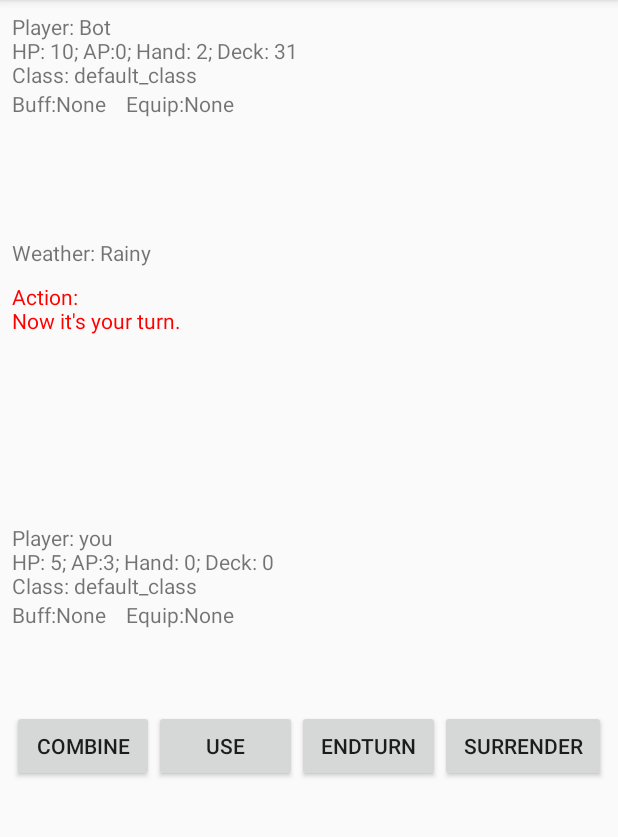
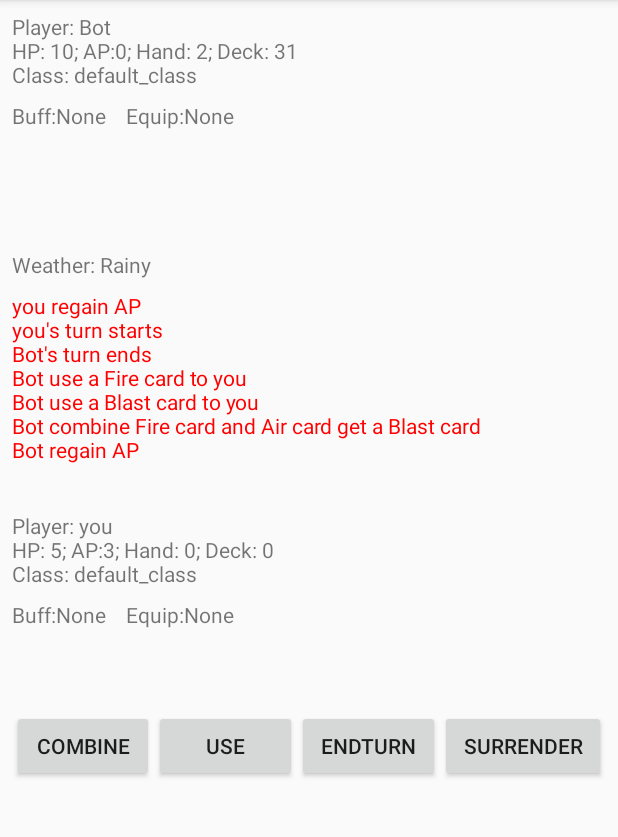
Before and after one commit to flycounter/CS446, an Android app: the SingleGameActivity screen opened directly, with no data from a screen before it, after a tap on "SURRENDER", on a phone screen of 412 x 824 dp, the part 84-921 px from its top. Run offline under Robolectric (Android 15) with nearby library versions, the phone set to English and light mode, and no system bars; libraries missing offline, so code that uses them is left out: org.greenrobot.greendao; 7 statements that could not run were skipped; 2 other taps on this screen came first.

Commit message:
fixed all shit

```diff
--- a/SuperCardGame/app/src/main/java/cs446_w2018_group3/supercardgame/model/Game.java
+++ b/SuperCardGame/app/src/main/java/cs446_w2018_group3/supercardgame/model/Game.java
@@ -3,6 +3,7 @@ package cs446_w2018_group3.supercardgame.model;
 import android.arch.lifecycle.LiveData;
 import android.util.Log;
 
+import java.util.ArrayList;
 import java.util.List;
 import java.util.Random;
 
@@ -86,7 +87,7 @@ public class Game {
 
     public void playerTurnStart(Player player) throws PlayerCanNotEnterTurnException, PlayerNotFoundException {
         String msg;
-        msg = player.getName() + " turn starts";
+        msg = player.getName() + "'s turn starts";
         gameRuntime.updateLogInfo(msg);
         Log.i(TAG, "game model: playerTurnStart");
         beforePlayerTurnStart(player);
@@ -108,7 +109,7 @@ public class Game {
     }
 
     public void playerTurnEnd(Player player) throws PlayerNotFoundException {
-        String msg = player.getName() + "turn ends";
+        String msg = player.getName() + "'s turn ends";
         gameRuntime.updateLogInfo(msg);
         Log.i(TAG, "game model: playerTurnEnd");
         // nothing to do at this moment?
@@ -146,7 +147,7 @@ public class Game {
         gameRuntime.updateLogInfo(msg);
     }
 
-    public void playerCombineElementsEventHandler(Player player, List<ElementCard> cards)
+    public void combineCard(Player player, List<ElementCard> cards)
             throws PlayerInsufficientApException, PlayerNotFoundException, CardNotFoundException, ElementCardsCanNotCombineException {
 
         // validation
@@ -166,13 +167,22 @@ public class Game {
             throw new ElementCardsCanNotCombineException(cards);
         }
 
+        Log.i(TAG, String.format("card combination: %s + %s -> %s", cards.get(0).getCardType(), cards.get(1).getCardType(), cardType));
+
         player.setAP(player.getAP() - PLAYER_COMBINE_ELEMENT_COST);
         String msg = player.getName() + " combine ";
         msg = msg + cards.get(0).getCardType().toString() + " card and " + cards.get(1).getCardType().toString();
         msg = msg + " card get a " + newCard.getCardType().toString() + " card";
-        player.addCardToHand(newCard);
         player.removeCardFromHand(cards.get(0));
         player.removeCardFromHand(cards.get(1));
+        player.addCardToHand(newCard);
+
+        // debug log
+        String cardIdsInHand = "";
+        for (Card card: player.getHand()) {
+            cardIdsInHand += String.format("[%s: %s], ", card.getCardType(), card.getId());
+        }
+        Log.i(TAG, "cards in hand: " + cardIdsInHand);
 
         // update LiveData
         gameRuntime.updatePlayer(player);
--- a/SuperCardGame/app/src/main/java/cs446_w2018_group3/supercardgame/model/cards/Card.java
+++ b/SuperCardGame/app/src/main/java/cs446_w2018_group3/supercardgame/model/cards/Card.java
@@ -43,7 +43,6 @@ import cs446_w2018_group3.supercardgame.model.Translate;
 public abstract class Card {
     private static final String TAG = Card.class.getName();
 
-    private static int index = 0;
     private final int id;
     private final Translate.CardType cardType;
     private static final int DEFAULT_COST = 1;
@@ -57,8 +56,7 @@ public abstract class Card {
 
     public Card(Translate.CardType cardType) {
         this.cardType = cardType;
-        this.id = index;
-        index++;
+        this.id = Counter.getNextIndex();
     }
 
     public int getCost() { return DEFAULT_COST; }
--- /dev/null
+++ b/SuperCardGame/app/src/main/java/cs446_w2018_group3/supercardgame/model/cards/Counter.java
@@ -0,0 +1,13 @@
+package cs446_w2018_group3.supercardgame.model.cards;
+
+/**
+ * Created by JarvieK on 2018/3/29.
+ */
+
+public class Counter {
+    private static int index = 0;
+
+    public static int getNextIndex() {
+        return ++index;
+    }
+}
--- a/SuperCardGame/app/src/main/java/cs446_w2018_group3/supercardgame/model/network/RemoteGameEventListener.java
+++ b/SuperCardGame/app/src/main/java/cs446_w2018_group3/supercardgame/model/network/RemoteGameEventListener.java
@@ -10,7 +10,7 @@ import cs446_w2018_group3.supercardgame.util.events.GameEvent.GameEvent;
  */
 
 public interface RemoteGameEventListener {
-    void onGameEventReceived(GameEvent e);
+    void onRemoteGameEventReceived(GameEvent e);
     void onSyncDataReceived(GameRuntimeData gameRuntimeData);
     void onPlayerDataReceived(Player player);
     void onFieldDataReceived(GameField gameField);
--- a/SuperCardGame/app/src/main/java/cs446_w2018_group3/supercardgame/network/Connection/P2pHost.java
+++ b/SuperCardGame/app/src/main/java/cs446_w2018_group3/supercardgame/network/Connection/P2pHost.java
@@ -58,7 +58,7 @@ public class P2pHost implements IHost {
 
             @Override
             public void onMessage(WebSocket conn, String message) {
-                Log.i(TAG, "onMessage: " + conn + " " + message);
+                Log.i(TAG, "onErrorMessage: " + conn + " " + message);
 
                 if (mMessageConnector != null) {
                     mMessageConnector.onMessage(conn, message);
--- a/SuperCardGame/app/src/main/java/cs446_w2018_group3/supercardgame/runtime/GameEventHandler.java
+++ b/SuperCardGame/app/src/main/java/cs446_w2018_group3/supercardgame/runtime/GameEventHandler.java
@@ -46,7 +46,7 @@ public class GameEventHandler implements IGameEventHandler {
 
         if (mErrorMessageListener != null) {
             Log.i(TAG, "error message delivery to " + mErrorMessageListener);
-            mErrorMessageListener.onMessage(err.getMessage());
+            mErrorMessageListener.onErrorMessage(err.getMessage());
         }
     }
 
@@ -87,7 +87,7 @@ public class GameEventHandler implements IGameEventHandler {
                 cards.add((ElementCard) Game.getCardInHand(player, cardId));
             }
 
-            game.playerCombineElementsEventHandler(player, cards);
+            game.combineCard(player, cards);
         }
         catch (GameStateException | PlayerActionException err) {
             deliverErrorMessage(err);
--- a/SuperCardGame/app/src/main/java/cs446_w2018_group3/supercardgame/runtime/GameRuntime.java
+++ b/SuperCardGame/app/src/main/java/cs446_w2018_group3/supercardgame/runtime/GameRuntime.java
@@ -5,6 +5,7 @@ import android.arch.lifecycle.MutableLiveData;
 import android.os.Looper;
 import android.util.Log;
 
+import java.util.ArrayList;
 import java.util.Arrays;
 import java.util.List;
 
@@ -34,11 +35,12 @@ public class GameRuntime implements GameStateControl {
     private final MutableLiveData<Player> localPlayer = new MutableLiveData<>();
     private final MutableLiveData<Player> otherPlayer = new MutableLiveData<>();
     private final MutableLiveData<GameField> mGameField = new MutableLiveData<>();
-    private final MutableLiveData<String> logInfo = new MutableLiveData<>();
+    private final MutableLiveData<List<String>> logInfo = new MutableLiveData<>();
 
 
     public GameRuntime() {
         gameModel.bind(this);
+        logInfo.setValue(new ArrayList<>());
     }
 
     public void setGameStateChangeListener(GameFSM.GameStateChangeListener gameStateChangeListener) {
@@ -62,6 +64,7 @@ public class GameRuntime implements GameStateControl {
         updateCurrPlayer(gameRuntimeData.getCurrPlayer());
         updateGameField(gameRuntimeData.getGameField());
         fsm.setState(gameRuntimeData.getGameState());
+        setLogInfo(gameRuntimeData.getLogInfo());
         Log.i(TAG, "game runtime data refreshed");
     }
 
@@ -142,7 +145,7 @@ public class GameRuntime implements GameStateControl {
         return mGameField;
     }
 
-    public LiveData<String> getLogInfo() { return logInfo; }
+    public LiveData<List<String>> getLogInfo() { return logInfo; }
 
     public void updateGameField(GameField gameField) {
         if (Looper.myLooper() == Looper.getMainLooper())
@@ -151,9 +154,19 @@ public class GameRuntime implements GameStateControl {
     }
 
     public void updateLogInfo(String msg) {
+        List<String> newval = logInfo.getValue();
+        if (newval == null) {
+            newval = new ArrayList<>();
+        }
+
+        newval.add(0, msg);
+        setLogInfo(newval);
+    }
+
+    public void setLogInfo(List<String> logInfo) {
         if (Looper.myLooper() == Looper.getMainLooper())
-            logInfo.setValue(msg);
-        else logInfo.postValue(msg);
+            this.logInfo.setValue(logInfo);
+        else this.logInfo.postValue(logInfo);
     }
 
     Game getGameModel() {
@@ -161,7 +174,7 @@ public class GameRuntime implements GameStateControl {
     }
 
     public GameRuntimeData getSyncData() {
-        return new GameRuntimeData(localPlayer.getValue(), otherPlayer.getValue(), currPlayer, mGameField.getValue(), fsm.getState());
+        return new GameRuntimeData(localPlayer.getValue(), otherPlayer.getValue(), currPlayer, mGameField.getValue(), fsm.getState(), logInfo.getValue());
     }
 
     @Override
--- a/SuperCardGame/app/src/main/java/cs446_w2018_group3/supercardgame/util/events/GameEvent/playerevent/actionevent/PlayerCombineElementEvent.java
+++ b/SuperCardGame/app/src/main/java/cs446_w2018_group3/supercardgame/util/events/GameEvent/playerevent/actionevent/PlayerCombineElementEvent.java
@@ -1,5 +1,6 @@
 package cs446_w2018_group3.supercardgame.util.events.GameEvent.playerevent.actionevent;
 
+import java.util.ArrayList;
 import java.util.List;
 
 /**
@@ -11,7 +12,8 @@ public class PlayerCombineElementEvent extends ActionEvent {
 
     public PlayerCombineElementEvent(int playerId, List<Integer> cardIds) {
         super(EventCode.PLAYER_COMBINE_ELEMENT, playerId);
-        this.cardIds = cardIds;
+        this.cardIds = new ArrayList<>();
+        this.cardIds.addAll(cardIds);
     }
 
     public List<Integer> getCardIds() { return cardIds; }
--- a/SuperCardGame/app/src/main/java/cs446_w2018_group3/supercardgame/util/listeners/ActionLog.java
+++ b/SuperCardGame/app/src/main/java/cs446_w2018_group3/supercardgame/util/listeners/ActionLog.java
@@ -44,7 +44,7 @@ public class ActionLog implements LocalGameEventListener, RemoteGameEventListene
         updateActionLog(msg);
     }
 
-    public void onGameEventReceived(GameEvent e){
+    public void onRemoteGameEventReceived(GameEvent e){
 
     }
 
--- a/SuperCardGame/app/src/main/java/cs446_w2018_group3/supercardgame/util/listeners/ErrorMessageListener.java
+++ b/SuperCardGame/app/src/main/java/cs446_w2018_group3/supercardgame/util/listeners/ErrorMessageListener.java
@@ -5,5 +5,5 @@ package cs446_w2018_group3.supercardgame.util.listeners;
  */
 
 public interface ErrorMessageListener {
-    void onMessage(String message);
+    void onErrorMessage(String message);
 }
--- a/SuperCardGame/app/src/main/java/cs446_w2018_group3/supercardgame/view/game/GameActivity.java
+++ b/SuperCardGame/app/src/main/java/cs446_w2018_group3/supercardgame/view/game/GameActivity.java
@@ -8,6 +8,7 @@ import android.os.Handler;
 import android.support.annotation.Nullable;
 import android.support.v7.app.AppCompatActivity;
 import android.os.Bundle;
+import android.text.TextUtils;
 import android.util.DisplayMetrics;
 import android.util.Log;
 import android.view.View;
@@ -123,13 +124,14 @@ public abstract class GameActivity extends AppCompatActivity implements StateEve
             public void onClick(View v) {
                 int size = chosenCard.size();
                 if (size != 2) {
-                    actionLog.setText("Action:\nInvalid command,you have to choose exactly two element card to combine");
+                    showErrorMessage("you have to choose exactly two element cards to combine");
                 } else {
                     if (gameMode == 3) {
                         stepCount += 1;
                         actionLog.performClick();
                         combine.setEnabled(false);
                     }
+                    Log.i(TAG, "chosen cards: " + chosenCard);
                     viewModel.combineCards(chosenCard);
                 }
             }
@@ -139,10 +141,10 @@ public abstract class GameActivity extends AppCompatActivity implements StateEve
             public void onClick(View v) {
                 int size = chosenCard.size();
                 if (size < 1) {
-                    actionLog.setText("Action:\nInvalid command,you have to choose at least one card to use.");
+                    showErrorMessage("you have to choose at least one card to use");
                     return;
                 } else if (size > 1) {
-                    actionLog.setText("Action:\nInvalid command,you can only use one card each time.");
+                    showErrorMessage("you can only use one card each time");
                     return;
                 }
 
@@ -163,7 +165,7 @@ public abstract class GameActivity extends AppCompatActivity implements StateEve
         endTurn.setOnClickListener(new View.OnClickListener() {
             @Override
             public void onClick(View v) {
-                actionLog.setText("Action:\nYou end the turn,now is your opponent's turn.");
+                showErrorMessage("You end the turn, now is your opponent's turn");
                 combine.setEnabled(false);
                 use.setEnabled(false);
                 endTurn.setEnabled(false);
@@ -295,10 +297,10 @@ public abstract class GameActivity extends AppCompatActivity implements StateEve
             }
         });
 
-        viewModel.getActionLogMessage().observe(this, new Observer<String>() {
+        viewModel.getActionLogMessage().observe(this, new Observer<List<String>>() {
             @Override
-            public void onChanged(@Nullable String s) {
-                actionLog.setText(s);
+            public void onChanged(@Nullable List<String> strings) {
+                actionLog.setText(TextUtils.join("\n", strings));
             }
         });
     }
@@ -483,6 +485,10 @@ public abstract class GameActivity extends AppCompatActivity implements StateEve
         }
     }
 
+    private void showErrorMessage(String message) {
+        Toast.makeText(this, message, Toast.LENGTH_SHORT).show();
+    }
+
     @Override
     public void onTurnStart(TurnStartEvent e) {
         Log.i(TAG, String.format("TurnStartEvent, playerId: %s, receiverId: %s",
@@ -494,12 +500,12 @@ public abstract class GameActivity extends AppCompatActivity implements StateEve
             public void run() {
                 if (viewModel.getThisPlayer().getValue() != null && viewModel.getThisPlayer().getValue().getId() == e.getSubjectId()) {
                     Log.i(TAG, "local player's turn");
-                    actionLog.setText("Action:\nNow it's your turn.");
+                    showErrorMessage("Noew it's your turn");
                     combine.setEnabled(true);
                     use.setEnabled(true);
                     endTurn.setEnabled(true);
                 } else {
-                    actionLog.setText("Action:\nNow it's your opponent's turn.");
+                    showErrorMessage("Noew it's your opponent's turn");
                     combine.setEnabled(false);
                     use.setEnabled(false);
                     endTurn.setEnabled(false);
@@ -515,7 +521,7 @@ public abstract class GameActivity extends AppCompatActivity implements StateEve
             public void run() {
                 Player winner = e.getWinner();
                 String winnerName = (winner == null) ? "null" : winner.getName();
-                actionLog.setText(String.format("Game end. winner is %s", winnerName));
+                viewModel.getGameRuntime().updateLogInfo(String.format("Game end, winner is %s", winnerName));
                 combine.setEnabled(false);
                 use.setEnabled(false);
                 endTurn.setEnabled(false);
@@ -538,12 +544,12 @@ public abstract class GameActivity extends AppCompatActivity implements StateEve
     }
 
     @Override
-    public void onMessage(String message) {
+    public void onErrorMessage(String message) {
         Activity thisActivity = this;
         runOnUiThread(new Runnable() {
             @Override
             public void run() {
-                Toast.makeText(thisActivity, message, Toast.LENGTH_SHORT).show();
+                showErrorMessage(message);
             }
         });
 
--- a/SuperCardGame/app/src/main/java/cs446_w2018_group3/supercardgame/viewmodel/GameViewModel.java
+++ b/SuperCardGame/app/src/main/java/cs446_w2018_group3/supercardgame/viewmodel/GameViewModel.java
@@ -133,7 +133,7 @@ public abstract class GameViewModel extends AndroidViewModel implements PlayerAc
         gameRuntime.updateLogInfo(message);
     }
 
-    public LiveData<String> getActionLogMessage() { return gameRuntime.getLogInfo(); }
+    public LiveData<List<String>> getActionLogMessage() { return gameRuntime.getLogInfo(); }
 
     public interface GameReadyCallback {
         void onGameReady();
--- a/SuperCardGame/app/src/main/res/layout/activity_game.xml
+++ b/SuperCardGame/app/src/main/res/layout/activity_game.xml
@@ -19,36 +19,43 @@
             android:id="@+id/OppStatus"
             android:layout_width="match_parent"
             android:layout_height="wrap_content"
+            android:layout_marginBottom="8dp"
             android:text="TextView" />
 
         <TextView
             android:id="@+id/OppBuffEquid"
             android:layout_width="match_parent"
             android:layout_height="wrap_content"
+            android:layout_marginBottom="8dp"
             android:text="TextView" />
     </LinearLayout>
 
-    <LinearLayout
-        android:id="@+id/layout_info"
-        android:layout_width="wrap_content"
+    <TextView
+        android:id="@+id/Weather"
+        android:layout_width="match_parent"
         android:layout_height="wrap_content"
-        android:orientation="vertical"
+        android:layout_marginTop="8dp"
+        android:text="TextView"
         app:layout_constraintStart_toStartOf="parent"
-        app:layout_constraintTop_toTopOf="@+id/guideline_opponent_bottom">
+        app:layout_constraintTop_toTopOf="@+id/guideline_opponent_bottom" />
 
-        <TextView
-            android:id="@+id/Weather"
-            android:layout_width="match_parent"
-            android:layout_height="wrap_content"
-            android:layout_marginBottom="10dp"
-            android:text="TextView" />
+    <ScrollView
+        android:layout_width="0dp"
+        android:layout_height="0dp"
+        android:layout_marginEnd="8dp"
+        android:layout_marginTop="8dp"
+        app:layout_constraintBottom_toTopOf="@+id/guideline_info_bottom"
+        app:layout_constraintEnd_toEndOf="parent"
+        app:layout_constraintStart_toStartOf="parent"
+        app:layout_constraintTop_toBottomOf="@+id/Weather">
 
         <TextView
             android:id="@+id/ActionLog"
-            android:layout_width="match_parent"
+            android:layout_width="wrap_content"
             android:layout_height="wrap_content"
+            android:layout_gravity="top|start"
             android:text="TextView" />
-    </LinearLayout>
+    </ScrollView>
 
     <LinearLayout
         android:id="@+id/layout_player"
@@ -63,12 +70,14 @@
             android:id="@+id/PlayerStatus"
             android:layout_width="wrap_content"
             android:layout_height="wrap_content"
+            android:layout_marginBottom="8dp"
             android:text="TextView" />
 
         <TextView
             android:id="@+id/PlayerBuffEquip"
             android:layout_width="wrap_content"
             android:layout_height="wrap_content"
+            android:layout_marginBottom="8dp"
             android:text="TextView" />
     </LinearLayout>
 
```
Also changed, not shown: SuperCardGame/app/src/main/java/cs446_w2018_group3/supercardgame/model/NetworkConnector.java (+14 -3 lines), SuperCardGame/app/src/main/java/cs446_w2018_group3/supercardgame/model/TurnRelated.java (deleted, +0 -10 lines), SuperCardGame/app/src/main/java/cs446_w2018_group3/supercardgame/model/dto/GameRuntimeData.java (+9 -1 lines), SuperCardGame/app/src/main/java/cs446_w2018_group3/supercardgame/runtime/MultiGameEventHandler.java (+17 -17 lines), SuperCardGame/app/src/main/java/cs446_w2018_group3/supercardgame/viewmodel/MultiGameViewModel.java (+10 -2 lines).
